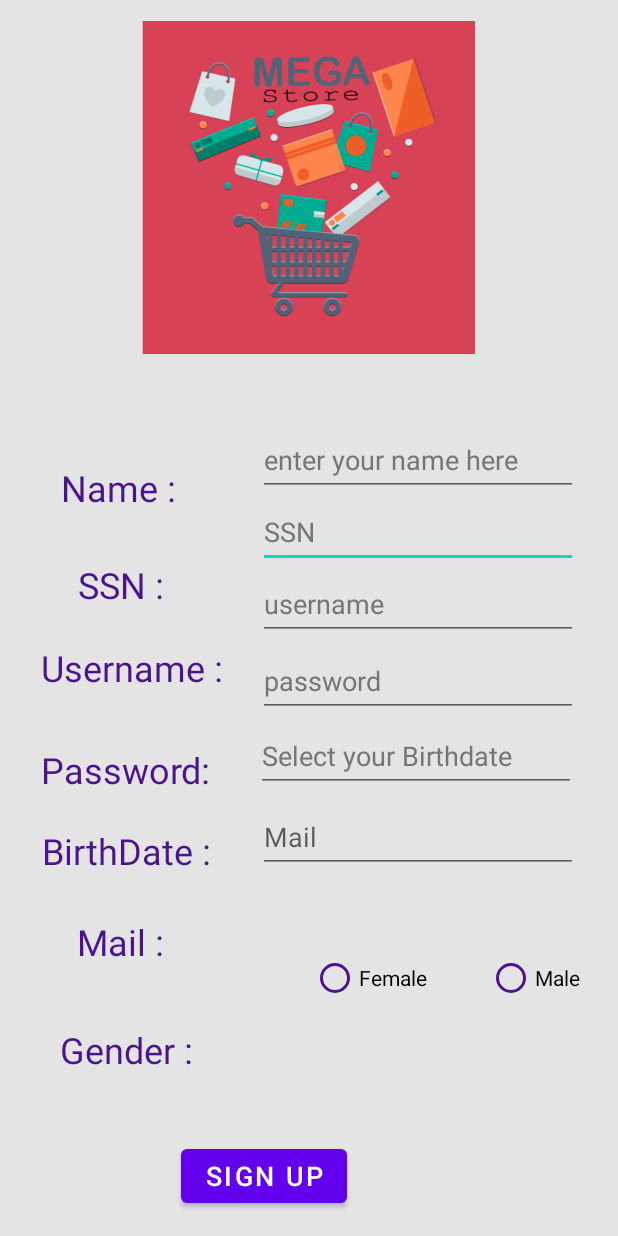
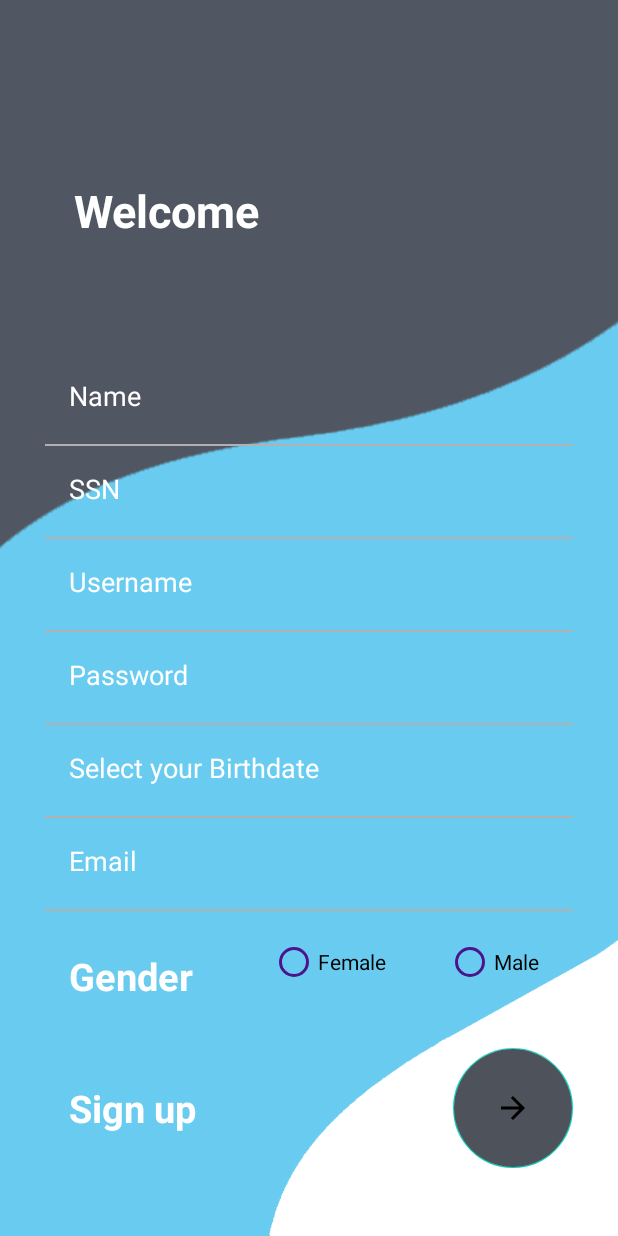
Before and after one commit to marawanFawzy/MyShoppingApp, an Android app: the RegisterActivity screen opened directly, with no data from a screen before it, on a phone screen of 412 x 824 dp. Run offline under Robolectric (Android 15) with nearby library versions, the phone set to English and light mode, and no system bars; our stand-ins replace Firebase (no records; nobody signed in at launch, a user with empty details on screens opened directly).

Commit message:
added RegisterActivity design

```diff
--- a/app/src/main/java/com/example/myshoppingapp/RegisterActivity.java
+++ b/app/src/main/java/com/example/myshoppingapp/RegisterActivity.java
@@ -6,7 +6,6 @@ import android.graphics.Color;
 import android.graphics.drawable.ColorDrawable;
 import android.os.Build;
 import android.os.Bundle;
-import android.widget.Button;
 import android.widget.EditText;
 import android.widget.RadioButton;
 import android.widget.Toast;
@@ -14,6 +13,7 @@ import android.widget.Toast;
 import androidx.appcompat.app.AppCompatActivity;
 
 import com.example.myshoppingapp.firebase.Customers;
+import com.google.android.material.floatingactionbutton.FloatingActionButton;
 import com.google.firebase.firestore.FirebaseFirestore;
 
 import java.lang.reflect.Method;
@@ -24,7 +24,7 @@ public class RegisterActivity extends AppCompatActivity {
     DatePickerDialog.OnDateSetListener cdate;
     EditText cname, cusername , cpassword , cbirthdate , cMail , cSSN;
     RadioButton gfemale , gmale;
-    Button signup;
+    FloatingActionButton signup;
 
 
     @Override
--- a/app/src/main/java/com/example/myshoppingapp/adminPage.java
+++ b/app/src/main/java/com/example/myshoppingapp/adminPage.java
@@ -2,6 +2,7 @@ package com.example.myshoppingapp;
 
 import android.content.Intent;
 import android.os.Bundle;
+import android.widget.ImageButton;
 
 import androidx.appcompat.app.AppCompatActivity;
 import androidx.cardview.widget.CardView;
@@ -10,6 +11,7 @@ public class adminPage extends AppCompatActivity {
     CardView btnChart, newProduct, newCategory,
             buttonDeleteCat, EditCat, deleteProd,
             editProd, report , DeleteUser, CheckCredit;
+    ImageButton logOutB;
 
     @Override
     protected void onCreate(Bundle savedInstanceState) {
@@ -25,6 +27,11 @@ public class adminPage extends AppCompatActivity {
         report = findViewById(R.id.reports);
         DeleteUser = findViewById(R.id.DeleteUser);
         CheckCredit = findViewById(R.id.CheckCredit);
+        logOutB = findViewById(R.id.logOutB);
+        logOutB.setOnClickListener(v -> {
+            Intent chartIntent = new Intent(adminPage.this, MainActivity.class);
+            startActivity(chartIntent);
+        });
         btnChart.setOnClickListener(v -> {
             Intent chartIntent = new Intent(adminPage.this, chart.class);
             startActivity(chartIntent);
--- a/app/src/main/res/layout/activity_admin_page.xml
+++ b/app/src/main/res/layout/activity_admin_page.xml
@@ -186,9 +186,10 @@
                     android:id="@+id/imageView11"
                     android:layout_width="101dp"
                     android:layout_height="51dp"
+                    android:layout_marginTop="12dp"
                     android:src="@drawable/ic_action_delete_category"
                     app:layout_constraintEnd_toEndOf="parent"
-                    app:layout_constraintHorizontal_bias="0.5"
+                    app:layout_constraintHorizontal_bias="0.0"
                     app:layout_constraintStart_toStartOf="parent"
                     app:layout_constraintTop_toTopOf="parent" />
 
@@ -229,11 +230,12 @@
 
                 <ImageView
                     android:id="@+id/imageView6"
-                    android:layout_width="98dp"
-                    android:layout_height="50dp"
+                    android:layout_width="100dp"
+                    android:layout_height="53dp"
+                    android:layout_marginTop="12dp"
                     android:src="@drawable/ic_action_add_product"
                     app:layout_constraintEnd_toEndOf="parent"
-                    app:layout_constraintHorizontal_bias="0.5"
+                    app:layout_constraintHorizontal_bias="1.0"
                     app:layout_constraintStart_toStartOf="parent"
                     app:layout_constraintTop_toTopOf="parent" />
 
--- a/app/src/main/res/layout/activity_register.xml
+++ b/app/src/main/res/layout/activity_register.xml
@@ -4,233 +4,167 @@
 xmlns:tools="http://schemas.android.com/tools"
 android:layout_width="match_parent"
 android:layout_height="match_parent"
-    android:background="@color/backGround"
 tools:context=".RegisterActivity">
 
+<androidx.appcompat.widget.AppCompatImageView
+    android:layout_width="match_parent"
+    android:layout_height="match_parent"
+    android:src="@drawable/background_image_one_signup"
+    android:scaleType="centerCrop"/>
 
 <TextView
-        android:id="@+id/nametxt2"
     android:layout_width="wrap_content"
     android:layout_height="wrap_content"
-        android:text="SSN :"
-        android:textColor="@color/colorPrimary"
-        android:textSize="24dp"
-        app:layout_constraintBottom_toTopOf="@+id/usernametxt"
-        app:layout_constraintEnd_toStartOf="@+id/nameeditText"
-        app:layout_constraintHorizontal_bias="0.452"
+    android:layout_marginStart="8dp"
+    android:layout_marginTop="120dp"
+    android:layout_marginEnd="8dp"
+    android:text="Welcome"
+    android:textColor="@android:color/white"
+    android:textSize="30sp"
+    android:textStyle="bold"
+    app:layout_constraintEnd_toEndOf="parent"
+    app:layout_constraintHorizontal_bias="0.151"
     app:layout_constraintStart_toStartOf="parent"
-        app:layout_constraintTop_toBottomOf="@+id/imageView"
-        app:layout_constraintVertical_bias="0.847" />
+    app:layout_constraintTop_toTopOf="parent" />
+
+<LinearLayout
+    android:layout_width="match_parent"
+    android:layout_height="match_parent"
+    android:orientation="vertical"
+    android:gravity="bottom">
+
+    <EditText
+        android:id="@+id/nameeditText"
+        android:layout_width="match_parent"
+        android:layout_height="wrap_content"
+        android:layout_marginStart="30dp"
+        android:layout_marginEnd="30dp"
+        android:backgroundTint="@android:color/transparent"
+        android:hint="Name"
+        android:inputType="textPersonName"
+        android:padding="@dimen/EditTextPadding"
+        android:textColor="@android:color/white"
+        android:textColorHint="@android:color/white" />
+    <RelativeLayout
+        android:layout_width="match_parent"
+        android:layout_height="1dp"
+        android:layout_marginStart="30dp"
+        android:layout_marginTop="4dp"
+        android:layout_marginEnd="30dp"
+        android:background="#B1B1B1" />
 
     <EditText
         android:id="@+id/SSNText"
-        android:layout_width="wrap_content"
+        android:layout_width="match_parent"
         android:layout_height="wrap_content"
-        android:ems="10"
+        android:layout_marginStart="30dp"
+        android:layout_marginEnd="30dp"
+        android:backgroundTint="@android:color/transparent"
         android:hint="SSN"
         android:inputType="number"
-        android:minHeight="48dp"
-        android:maxLength="14"
-        android:textColorHint="#757575"
-        app:layout_constraintBottom_toTopOf="@+id/usernameeditText2"
-        app:layout_constraintEnd_toEndOf="parent"
-        app:layout_constraintHorizontal_bias="0.865"
-        app:layout_constraintStart_toStartOf="parent"
-        app:layout_constraintTop_toTopOf="parent"
-        app:layout_constraintVertical_bias="1.0"
-        tools:ignore="SpeakableTextPresentCheck" />
-
-    <ImageView
-        android:id="@+id/imageView"
-        android:layout_width="222dp"
-        android:layout_height="250dp"
-        android:contentDescription="mega store"
-        app:layout_constraintBottom_toTopOf="@+id/nameeditText"
-        app:layout_constraintEnd_toEndOf="parent"
-        app:layout_constraintHorizontal_bias="0.497"
-        app:layout_constraintStart_toStartOf="parent"
-        app:layout_constraintTop_toTopOf="parent"
-        app:layout_constraintVertical_bias="0.0"
-        app:srcCompat="@drawable/megav2" />
-
-    <EditText
-        android:id="@+id/nameeditText"
-        android:layout_width="wrap_content"
-        android:layout_height="wrap_content"
-        android:ems="10"
-        android:hint="enter your name here "
-        android:inputType="textPersonName"
-        android:minHeight="48dp"
-        android:textColorHint="#757575"
-        app:layout_constraintBottom_toTopOf="@+id/usernameeditText2"
-        app:layout_constraintEnd_toEndOf="parent"
-        app:layout_constraintHorizontal_bias="0.865"
-        app:layout_constraintStart_toStartOf="parent"
-        app:layout_constraintTop_toTopOf="parent"
-        app:layout_constraintVertical_bias="0.854"
-        tools:ignore="SpeakableTextPresentCheck" />
-
-    <TextView
-        android:id="@+id/nametxt"
-        android:layout_width="wrap_content"
-        android:layout_height="wrap_content"
-        android:text="Name :"
-        android:textColor="@color/colorPrimary"
-        android:textSize="24dp"
-        app:layout_constraintBottom_toTopOf="@+id/usernametxt"
-        app:layout_constraintEnd_toStartOf="@+id/nameeditText"
-        app:layout_constraintHorizontal_bias="0.424"
-        app:layout_constraintStart_toStartOf="parent"
-        app:layout_constraintTop_toBottomOf="@+id/imageView"
-        app:layout_constraintVertical_bias="0.4" />
-
-    <TextView
-        android:id="@+id/usernametxt"
-        android:layout_width="wrap_content"
-        android:layout_height="wrap_content"
-        android:text="Username :"
-        android:textColor="@color/colorPrimary"
-        android:textSize="24dp"
-        app:layout_constraintBottom_toTopOf="@+id/textView8"
-        app:layout_constraintEnd_toStartOf="@+id/usernameeditText2"
-        app:layout_constraintHorizontal_bias="0.537"
-        app:layout_constraintStart_toStartOf="parent"
-        app:layout_constraintTop_toBottomOf="@+id/nameeditText"
-        app:layout_constraintVertical_bias="0.736" />
-
-    <TextView
-        android:id="@+id/gendertxt"
-        android:layout_width="wrap_content"
-        android:layout_height="wrap_content"
-        android:text="Gender :"
-        android:textColor="@color/colorPrimary"
-        android:textSize="24dp"
-        app:layout_constraintBottom_toBottomOf="parent"
-        app:layout_constraintEnd_toEndOf="parent"
-        app:layout_constraintHorizontal_bias="0.123"
-        app:layout_constraintStart_toStartOf="parent"
-        app:layout_constraintTop_toBottomOf="@+id/birthdatetxt"
-        app:layout_constraintVertical_bias="0.48" />
-
-    <TextView
-        android:id="@+id/textView8"
-        android:layout_width="wrap_content"
-        android:layout_height="wrap_content"
-        android:text="Password:"
-        android:textColor="@color/colorPrimary"
-        android:textSize="24sp"
-        app:layout_constraintBottom_toBottomOf="parent"
-        app:layout_constraintEnd_toStartOf="@+id/passwordeditText3"
-        app:layout_constraintHorizontal_bias="0.467"
-        app:layout_constraintStart_toStartOf="parent"
-        app:layout_constraintTop_toTopOf="parent"
-        app:layout_constraintVertical_bias="0.628" />
-
-    <TextView
-        android:id="@+id/birthdatetxt"
-        android:layout_width="wrap_content"
-        android:layout_height="wrap_content"
-        android:text="BirthDate :"
-        android:textColor="@color/colorPrimary"
-        android:textSize="24dp"
-        app:layout_constraintBottom_toBottomOf="parent"
-        app:layout_constraintEnd_toStartOf="@+id/birthddateeditText4"
-        app:layout_constraintHorizontal_bias="0.483"
-        app:layout_constraintStart_toStartOf="parent"
-        app:layout_constraintTop_toTopOf="parent"
-        app:layout_constraintVertical_bias="0.696" />
-
-
-    <TextView
-        android:id="@+id/MailText"
-        android:layout_width="wrap_content"
-        android:layout_height="wrap_content"
-        android:text="Mail :"
-        android:textColor="@color/colorPrimary"
-        android:textSize="24dp"
-        app:layout_constraintBottom_toTopOf="@+id/gendertxt"
-        app:layout_constraintEnd_toStartOf="@+id/MailEditText"
-        app:layout_constraintHorizontal_bias="0.452"
-        app:layout_constraintStart_toStartOf="parent"
-        app:layout_constraintTop_toBottomOf="@+id/birthdatetxt"
-        app:layout_constraintVertical_bias="0.415" />
+        android:padding="@dimen/EditTextPadding"
+        android:textColor="@android:color/white"
+        android:textColorHint="@android:color/white" />
+    <RelativeLayout
+        android:layout_width="match_parent"
+        android:layout_height="1dp"
+        android:layout_marginStart="30dp"
+        android:layout_marginTop="4dp"
+        android:layout_marginEnd="30dp"
+        android:background="#B1B1B1" />
 
     <EditText
         android:id="@+id/usernameeditText2"
-        android:layout_width="wrap_content"
+        android:layout_width="match_parent"
         android:layout_height="wrap_content"
-
-        android:ems="10"
-        android:hint="username"
-        android:inputType="textPersonName"
-        android:minHeight="48dp"
-        android:textColorHint="#757575"
-        app:layout_constraintBottom_toTopOf="@+id/birthddateeditText4"
-        app:layout_constraintEnd_toEndOf="parent"
-        app:layout_constraintHorizontal_bias="0.865"
-        app:layout_constraintStart_toStartOf="parent"
-        app:layout_constraintTop_toTopOf="parent"
-        app:layout_constraintVertical_bias="0.877"
-        tools:ignore="SpeakableTextPresentCheck" />
+        android:layout_marginStart="30dp"
+        android:layout_marginEnd="30dp"
+        android:backgroundTint="@android:color/transparent"
+        android:hint="@string/username"
+        android:inputType="text"
+        android:padding="@dimen/EditTextPadding"
+        android:textColor="@android:color/white"
+        android:textColorHint="@android:color/white" />
+    <RelativeLayout
+        android:layout_width="match_parent"
+        android:layout_height="1dp"
+        android:layout_marginStart="30dp"
+        android:layout_marginTop="4dp"
+        android:layout_marginEnd="30dp"
+        android:background="#B1B1B1" />
 
     <EditText
         android:id="@+id/passwordeditText3"
-        android:layout_width="wrap_content"
+        android:layout_width="match_parent"
         android:layout_height="wrap_content"
-        android:ems="10"
-        android:hint="password"
+        android:layout_marginStart="30dp"
+        android:layout_marginEnd="30dp"
+        android:backgroundTint="@android:color/transparent"
+        android:hint="Password"
         android:inputType="textPassword"
-        android:minHeight="48dp"
-        android:textColorHint="#757575"
-        app:layout_constraintBottom_toTopOf="@+id/birthddateeditText4"
-        app:layout_constraintEnd_toEndOf="parent"
-        app:layout_constraintHorizontal_bias="0.865"
-        app:layout_constraintStart_toStartOf="parent"
-        app:layout_constraintTop_toBottomOf="@+id/usernameeditText2"
-        app:layout_constraintVertical_bias="0.6" />
+        android:padding="@dimen/EditTextPadding"
+        android:textColor="@android:color/white"
+        android:textColorHint="@android:color/white" />
+    <RelativeLayout
+        android:layout_width="match_parent"
+        android:layout_height="1dp"
+        android:layout_marginStart="30dp"
+        android:layout_marginTop="4dp"
+        android:layout_marginEnd="30dp"
+        android:background="#B1B1B1" />
 
     <EditText
         android:id="@+id/birthddateeditText4"
-        android:layout_width="wrap_content"
+        android:layout_width="match_parent"
         android:layout_height="wrap_content"
-        android:layout_marginTop="480dp"
-        android:ems="10"
+        android:layout_marginStart="30dp"
+        android:layout_marginEnd="30dp"
+        android:backgroundTint="@android:color/transparent"
         android:hint="Select your Birthdate"
-        android:inputType="none"
-        android:minHeight="48dp"
-        android:textColorHint="#757575"
-        android:textIsSelectable="true"
-        app:layout_constraintEnd_toEndOf="parent"
-        app:layout_constraintHorizontal_bias="0.86"
-        app:layout_constraintStart_toStartOf="parent"
-        app:layout_constraintTop_toTopOf="parent" />
+        android:inputType="date"
+        android:padding="@dimen/EditTextPadding"
+        android:textColor="@android:color/white"
+        android:textColorHint="@android:color/white" />
+    <RelativeLayout
+        android:layout_width="match_parent"
+        android:layout_height="1dp"
+        android:layout_marginStart="30dp"
+        android:layout_marginTop="4dp"
+        android:layout_marginEnd="30dp"
+        android:background="#B1B1B1" />
 
     <EditText
         android:id="@+id/MailEditText"
-        android:layout_width="wrap_content"
+        android:layout_width="match_parent"
         android:layout_height="wrap_content"
-        android:ems="10"
-        android:hint="Mail"
-        android:inputType="textPersonName"
-        android:minHeight="48dp"
-        app:layout_constraintBottom_toBottomOf="parent"
-        app:layout_constraintEnd_toEndOf="parent"
-        app:layout_constraintHorizontal_bias="0.865"
-        app:layout_constraintStart_toStartOf="parent"
-        app:layout_constraintTop_toBottomOf="@+id/birthddateeditText4"
-        app:layout_constraintVertical_bias="0.025"
-        tools:ignore="SpeakableTextPresentCheck" />
+        android:layout_marginStart="30dp"
+        android:layout_marginEnd="30dp"
+        android:backgroundTint="@android:color/transparent"
+        android:hint="Email"
+        android:inputType="textEmailAddress"
+        android:padding="@dimen/EditTextPadding"
+        android:textColor="@android:color/white"
+        android:textColorHint="@android:color/white" />
+    <RelativeLayout
+        android:layout_width="match_parent"
+        android:layout_height="1dp"
+        android:layout_marginStart="30dp"
+        android:layout_marginTop="4dp"
+        android:layout_marginEnd="30dp"
+        android:background="#B1B1B1" />
 
+    <RelativeLayout
+        android:layout_width="match_parent"
+        android:layout_marginTop="10dp"
+        android:layout_height="wrap_content">
         <RadioGroup
             android:layout_width="202dp"
             android:layout_height="50dp"
-        android:layout_marginLeft="150dp"
+            android:layout_marginLeft="180dp"
             android:orientation="horizontal"
-        app:layout_constraintBottom_toTopOf="@+id/btnsign"
             app:layout_constraintEnd_toEndOf="parent"
             app:layout_constraintHorizontal_bias="0.961"
             app:layout_constraintStart_toStartOf="parent"
-        app:layout_constraintTop_toBottomOf="@+id/MailEditText"
             app:layout_constraintVertical_bias="0.361">
 
             <RadioButton
@@ -264,17 +198,53 @@
                 app:layout_constraintVertical_bias="0.222" />
         </RadioGroup>
 
-    <Button
+        <TextView
+            android:layout_width="wrap_content"
+            android:layout_height="wrap_content"
+            android:layout_alignParentStart="true"
+            android:layout_centerInParent="true"
+            android:layout_marginStart="30dp"
+            android:padding="@dimen/EditTextPadding"
+            android:text="Gender"
+            android:textColor="@android:color/white"
+            android:textSize="25sp"
+            android:textStyle="bold" />
+    </RelativeLayout>
+
+    <RelativeLayout
+        android:layout_width="match_parent"
+        android:layout_marginBottom="40dp"
+        android:layout_marginTop="10dp"
+        android:layout_height="wrap_content">
+
+        <com.google.android.material.floatingactionbutton.FloatingActionButton
             android:id="@+id/btnsign"
             android:layout_width="wrap_content"
             android:layout_height="wrap_content"
-        android:layout_marginBottom="16dp"
+            android:layout_alignParentEnd="true"
+            android:layout_centerInParent="true"
+            android:layout_marginTop="10dp"
+            android:layout_marginEnd="30dp"
+            android:backgroundTint="#4E525B"
+            android:elevation="0dp"
+            android:src="@drawable/ic_baseline_arrow_forward_24"
+            android:tint="@android:color/white"
+            app:elevation="0dp"
+            app:fabCustomSize="80dp"
+            tools:ignore="RelativeOverlap" />
+
+        <TextView
+            android:layout_width="wrap_content"
+            android:layout_height="wrap_content"
+            android:layout_alignParentStart="true"
+            android:layout_centerInParent="true"
+            android:layout_marginStart="30dp"
+            android:padding="@dimen/EditTextPadding"
             android:text="Sign up"
-        android:textSize="18sp"
-        app:layout_constraintBottom_toBottomOf="parent"
-        app:layout_constraintEnd_toEndOf="parent"
-        app:layout_constraintHorizontal_bias="0.401"
-        app:layout_constraintStart_toStartOf="parent" />
-
+            android:textColor="@android:color/white"
+            android:textSize="25sp"
+            android:textStyle="bold" />
+    </RelativeLayout>
+</LinearLayout>
 
 </androidx.constraintlayout.widget.ConstraintLayout>
--- a/app/src/main/res/values/dimens.xml
+++ b/app/src/main/res/values/dimens.xml
@@ -1,4 +1,5 @@
 <?xml version="1.0" encoding="utf-8"?>
 <resources>
     <dimen name="box">100dp</dimen>
+    <dimen name="EditTextPadding">16dp</dimen>
 </resources>
```
Also changed, not shown: app/src/main/res/drawable/background_image_one_signin.png (added), app/src/main/res/drawable/background_image_one_signup.png (added). Lines whose indentation alone changed are shown as unchanged.
